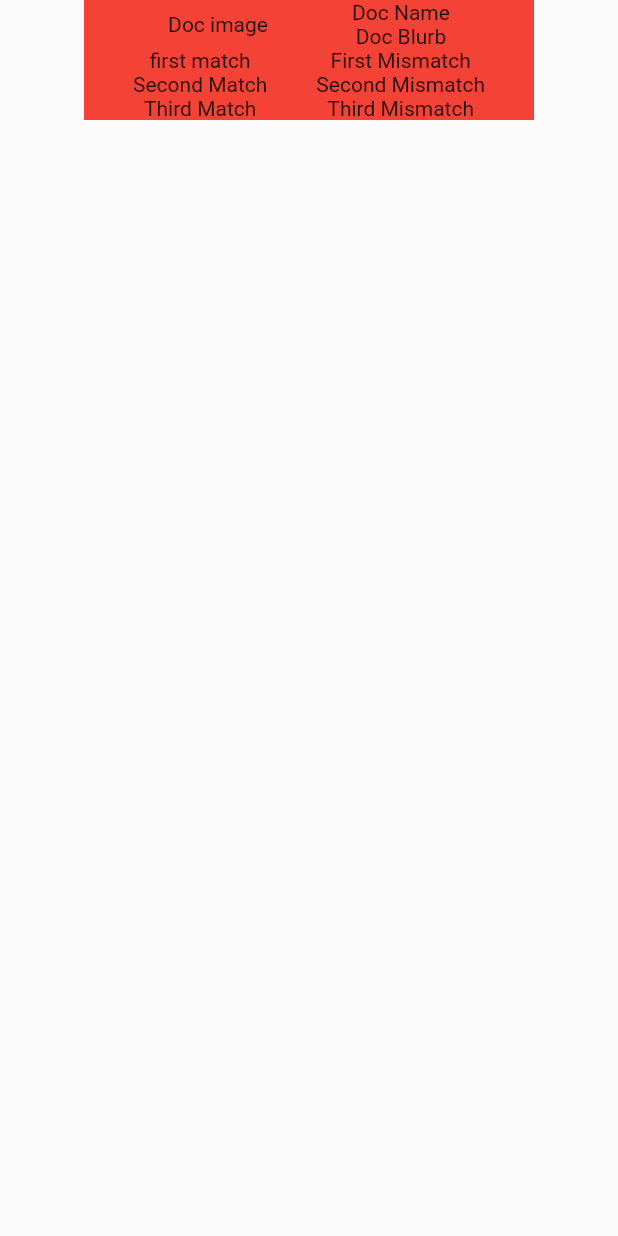
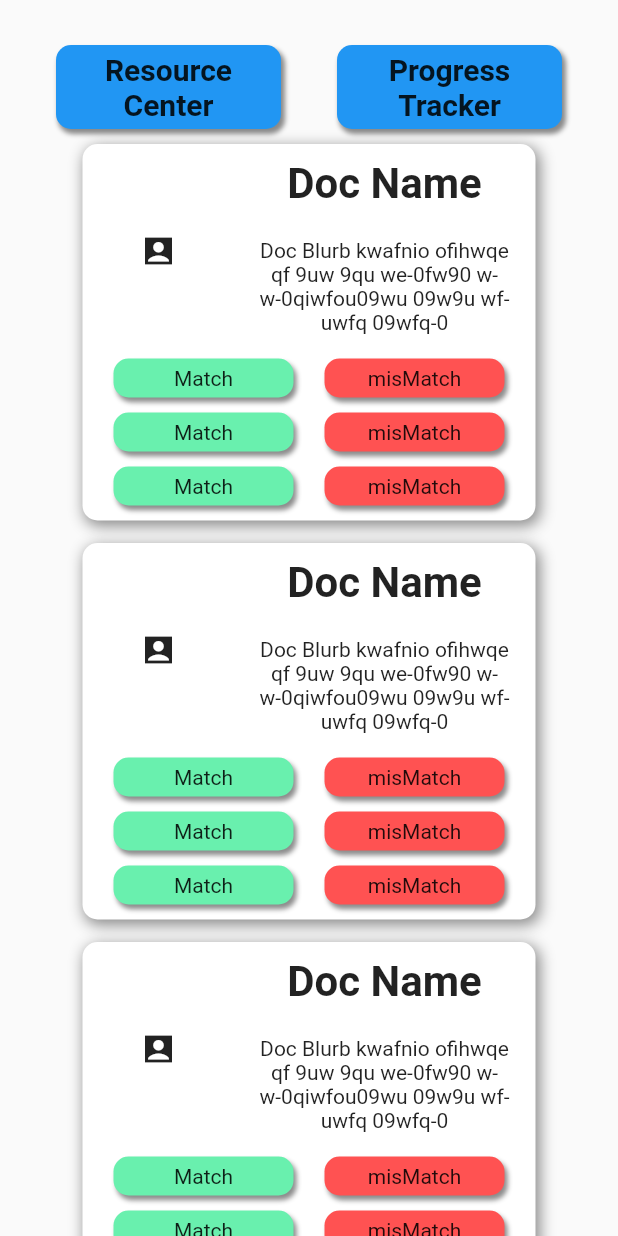
Before and after one commit to Milind220/CityHack22-DDD, a Flutter app: the MainFeedScreen screen opened by its route, on a phone screen of 412 x 824 dp. Run offline on Flutter 3.47's test engine with Material 2 defaults, Android fonts, the phone set to English and light mode, and no system bars; our stand-ins replace firebase_core, google_fonts; accounts and stored records are empty.

Commit message:
Almost finished feed

```diff
--- a/lib/components/doctorlisttile.dart
+++ b/lib/components/doctorlisttile.dart
@@ -1,4 +1,6 @@
 import 'package:flutter/material.dart';
+import 'package:sampleapp/utils/consts.dart';
+import '../components/pillcomponent.dart';
 
 class DoctorListTile extends StatelessWidget {
   const DoctorListTile({Key? key}) : super(key: key);
@@ -7,9 +9,21 @@ class DoctorListTile extends StatelessWidget {
   Widget build(BuildContext context) {
     return Center(
       child: Container(
+        margin: EdgeInsets.only(bottom: 15),
+        decoration: BoxDecoration(
+            borderRadius: BorderRadius.circular(10),
+            color: Colors.white,
+            boxShadow: [
+              BoxShadow(
+                color: Colors.black45,
+                spreadRadius: 0.5,
+                blurRadius: 7.5,
+                offset: Offset(2, 3),
+              ),
+            ]),
         //alignment: Alignment.center,
-        width: 300,
-        color: Colors.red,
+        width: 302,
+        //color: c_primaryColor,
         child: Column(
           //mainAxisAlignment: MainAxisAlignment.center,
           //crossAxisAlignment: CrossAxisAlignment.center,
@@ -29,14 +43,35 @@ class NameArea extends StatelessWidget {
   @override
   Widget build(BuildContext context) {
     return Container(
+      decoration: BoxDecoration(borderRadius: BorderRadius.circular(10)),
       child: Row(
         mainAxisAlignment: MainAxisAlignment.spaceEvenly,
         children: [
-          Text('Doc image'),
+          Container(
+            width: 100,
+            child: const Icon(Icons.account_box_sharp),
+          ),
           Column(
             children: [
-              Text('Doc Name'),
-              Text('Doc Blurb'),
+              Container(
+                padding: EdgeInsets.all(10),
+                child: Text(
+                  'Doc Name',
+                  style: TextStyle(fontSize: 28, fontWeight: FontWeight.bold),
+                ),
+              ),
+              Container(
+                padding: EdgeInsets.all(10),
+                height: 90,
+                width: 200,
+                child: Text(
+                  'Doc Blurb kwafnio ofihwqe qf 9uw 9qu we-0fw90 w- w-0qiwfou09wu 09w9u wf-uwfq 09wfq-0',
+                  style: TextStyle(
+                    fontSize: 14,
+                  ),
+                  textAlign: TextAlign.center,
+                ),
+              ),
             ],
           ),
         ],
@@ -56,18 +91,21 @@ class PillArea extends StatelessWidget {
         children: [
           Column(
             children: [
-              Text('first match'),
-              Text('Second Match'),
-              Text('Third Match')
+              PillComponent(PillColor: Colors.greenAccent, PillText: 'Match'),
+              PillComponent(PillColor: Colors.greenAccent, PillText: 'Match'),
+              PillComponent(PillColor: Colors.greenAccent, PillText: 'Match'),
             ],
           ),
           Column(
             children: [
               Column(
                 children: [
-                  Text('First Mismatch'),
-                  Text('Second Mismatch'),
-                  Text('Third Mismatch')
+                  PillComponent(
+                      PillColor: Colors.redAccent, PillText: 'misMatch'),
+                  PillComponent(
+                      PillColor: Colors.redAccent, PillText: 'misMatch'),
+                  PillComponent(
+                      PillColor: Colors.redAccent, PillText: 'misMatch'),
                 ],
               ),
             ],
--- /dev/null
+++ b/lib/components/pillcomponent.dart
@@ -0,0 +1,27 @@
+import 'package:flutter/material.dart';
+
+class PillComponent extends StatelessWidget {
+  final Color PillColor;
+  final String PillText;
+
+  PillComponent({required this.PillColor, required this.PillText});
+
+  @override
+  Widget build(BuildContext context) {
+    return Container(
+      width: 120,
+      margin: EdgeInsets.only(bottom: 10),
+      alignment: Alignment.center,
+      padding: EdgeInsets.all(5),
+      child: Text(PillText),
+      decoration: BoxDecoration(boxShadow: [
+        BoxShadow(
+          color: Colors.black45,
+          spreadRadius: 0.10,
+          blurRadius: 2,
+          offset: Offset(2, 3),
+        ),
+      ], borderRadius: BorderRadius.circular(10), color: PillColor),
+    );
+  }
+}
--- a/lib/pages/main_feed.dart
+++ b/lib/pages/main_feed.dart
@@ -1,4 +1,5 @@
 import 'package:flutter/material.dart';
+import 'package:sampleapp/utils/consts.dart';
 import '../components/crisisbutton.dart';
 import '../components/doctorlisttile.dart';
 
@@ -8,17 +9,104 @@ class MainFeedScreen extends StatelessWidget {
   @override
   Widget build(BuildContext context) {
     return Scaffold(
-      body: Container(
+      body: ListView(
+        children: [
+          Container(
             alignment: Alignment.center,
             child: Column(
               //mainAxisAlignment: MainAxisAlignment.center,
               children: [
+                SizedBox(height: 30),
+                Row(
+                  mainAxisAlignment: MainAxisAlignment.spaceEvenly,
+                  children: [
                     Container(
+                      width: 150,
+                      margin: EdgeInsets.only(bottom: 10),
+                      alignment: Alignment.center,
+                      padding: EdgeInsets.all(5),
+                      child: Text('Resource Center',
+                          style: TextStyle(
+                            fontSize: 20,
+                            fontWeight: FontWeight.bold,
+                          ),
+                          textAlign: TextAlign.center),
+                      decoration: BoxDecoration(
+                          boxShadow: [
+                            BoxShadow(
+                              color: Colors.black45,
+                              spreadRadius: 0.10,
+                              blurRadius: 2,
+                              offset: Offset(2, 3),
+                            ),
+                          ],
+                          borderRadius: BorderRadius.circular(10),
+                          color: c_primaryColor),
+                    ),
+                    Container(
+                      width: 150,
+                      margin: EdgeInsets.only(bottom: 10),
+                      alignment: Alignment.center,
+                      padding: EdgeInsets.all(5),
+                      child: Text('Progress Tracker',
+                          style: TextStyle(
+                              fontSize: 20, fontWeight: FontWeight.bold),
+                          textAlign: TextAlign.center),
+                      decoration: BoxDecoration(
+                          boxShadow: [
+                            BoxShadow(
+                              color: Colors.black45,
+                              spreadRadius: 0.10,
+                              blurRadius: 2,
+                              offset: Offset(2, 3),
+                            ),
+                          ],
+                          borderRadius: BorderRadius.circular(10),
+                          color: c_primaryColor),
+                    ),
+                  ],
+                ),
+                Container(
+                  child: Column(
+                    children: [
+                      GestureDetector(
                         child: DoctorListTile(),
+                        onTap: () => {
+                          Navigator.pushNamed(context, '/docprofile'),
+                        },
+                      ),
+                      GestureDetector(
+                        child: DoctorListTile(),
+                        onTap: () => {
+                          Navigator.pushNamed(context, '/docprofile'),
+                        },
+                      ),
+                      GestureDetector(
+                        child: DoctorListTile(),
+                        onTap: () => {
+                          Navigator.pushNamed(context, '/docprofile'),
+                        },
+                      ),
+                      GestureDetector(
+                        child: DoctorListTile(),
+                        onTap: () => {
+                          Navigator.pushNamed(context, '/docprofile'),
+                        },
+                      ),
+                      GestureDetector(
+                        child: DoctorListTile(),
+                        onTap: () => {
+                          Navigator.pushNamed(context, '/docprofile'),
+                        },
                       ),
                     ],
                   ),
                 ),
+              ],
+            ),
+          ),
+        ],
+      ),
     );
   }
 }
--- a/pubspec.yaml
+++ b/pubspec.yaml
@@ -43,3 +43,7 @@ flutter:
   #   - assets/
   #   - assets/covers/
   #   - assets/congrats.gif
+assets:
+  -assets/
+  -assets/covers/
+  -assets/ladypic.jpg
```
Also changed, not shown: assets/ladypic.jpg (added). Lines whose indentation alone changed are shown as unchanged.
